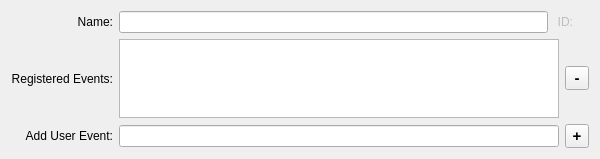
Above: src/ui/scripts_main_area.ui from Mudlet/Mudlet before the change. Below: the same form after it.
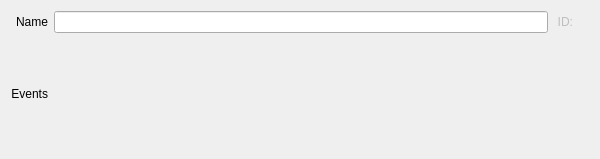
That is the form after the change.

```diff
--- a/src/ui/scripts_main_area.ui
+++ b/src/ui/scripts_main_area.ui
@@ -16,11 +16,11 @@
     <verstretch>0</verstretch>
    </sizepolicy>
   </property>
-  <layout class="QGridLayout" name="gridLayout" rowstretch="0,1,0" columnstretch="0,1,0,0">
+  <layout class="QGridLayout" name="gridLayout" rowstretch="0,0" columnstretch="0,1,0,0">
    <item row="0" column="0">
     <widget class="QLabel" name="label_script_name">
      <property name="text">
-      <string>Name:</string>
+      <string>Name</string>
      </property>
      <property name="alignment">
       <set>Qt::AlignRight|Qt::AlignTrailing|Qt::AlignVCenter</set>
@@ -84,10 +84,12 @@
      </layout>
     </widget>
    </item>
-   <item row="1" column="0" alignment="Qt::AlignRight">
+   <!-- The events themselves are a uiDesign::ChipRow, put in the cell beside
+        this label at runtime by dlgTriggerEditor::buildScriptEventRow() -->
+   <item row="1" column="0">
     <widget class="QLabel" name="label_script_registered_event_handlers">
      <property name="text">
-      <string>Registered Events:</string>
+      <string>Events</string>
      </property>
      <property name="alignment">
       <set>Qt::AlignRight|Qt::AlignTrailing|Qt::AlignVCenter</set>
@@ -97,97 +99,6 @@
      </property>
     </widget>
    </item>
-   <item row="1" column="1" colspan="2">
-    <widget class="QListWidget" name="listWidget_script_registered_event_handlers">
-     <property name="accessibleName">
-      <string extracomment="Accessible name of the list of events a script is registered to handle, which screen readers announce when it gets the focus">Registered events</string>
-     </property>
-     <property name="sizePolicy">
-      <sizepolicy hsizetype="Expanding" vsizetype="MinimumExpanding">
-       <horstretch>0</horstretch>
-       <verstretch>0</verstretch>
-      </sizepolicy>
-     </property>
-     <property name="sizeAdjustPolicy">
-      <enum>QAbstractScrollArea::AdjustToContents</enum>
-     </property>
-     <property name="selectionRectVisible">
-      <bool>true</bool>
-     </property>
-    </widget>
-   </item>
-   <item row="1" column="3">
-    <widget class="QToolButton" name="toolButton_script_remove_event_handler">
-     <property name="minimumSize">
-      <size>
-       <width>16</width>
-       <height>16</height>
-      </size>
-     </property>
-     <property name="maximumSize">
-      <size>
-       <width>24</width>
-       <height>24</height>
-      </size>
-     </property>
-     <property name="font">
-      <font>
-       <pointsize>11</pointsize>
-       <bold>true</bold>
-      </font>
-     </property>
-     <property name="toolTip">
-      <string>&lt;p&gt;Remove (selected) event from list.&lt;/p&gt;</string>
-     </property>
-     <property name="text">
-      <string>-</string>
-     </property>
-    </widget>
-   </item>
-   <item row="2" column="0">
-    <widget class="QLabel" name="label_script_event_handler_entry">
-     <property name="text">
-      <string>Add User Event:</string>
-     </property>
-     <property name="alignment">
-      <set>Qt::AlignRight|Qt::AlignTrailing|Qt::AlignVCenter</set>
-     </property>
-     <property name="wordWrap">
-      <bool>true</bool>
-     </property>
-    </widget>
-   </item>
-   <item row="2" column="1" colspan="2">
-    <widget class="QLineEdit" name="lineEdit_script_event_handler_entry"/>
-   </item>
-   <item row="2" column="3">
-    <widget class="QToolButton" name="toolButton_script_add_event_handler">
-     <property name="minimumSize">
-      <size>
-       <width>16</width>
-       <height>16</height>
-      </size>
-     </property>
-     <property name="maximumSize">
-      <size>
-       <width>24</width>
-       <height>24</height>
-      </size>
-     </property>
-     <property name="font">
-      <font>
-       <pointsize>11</pointsize>
-       <bold>true</bold>
-      </font>
-     </property>
-     <property name="toolTip">
-      <string>&lt;p&gt;Add entered event name to list.&lt;/p&gt;</string>
-     </property>
-     <property name="text">
-      <string>+</string>
-     </property>
-    </widget>
-   </item>
   </layout>
  </widget>
  <resources/>
```
